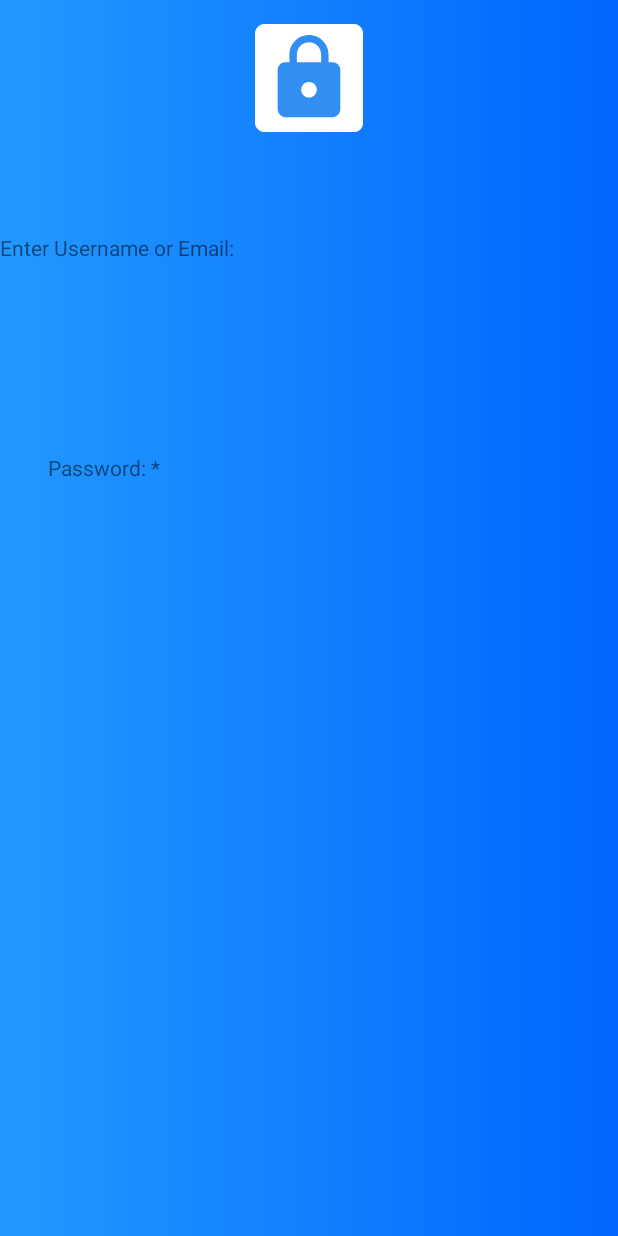
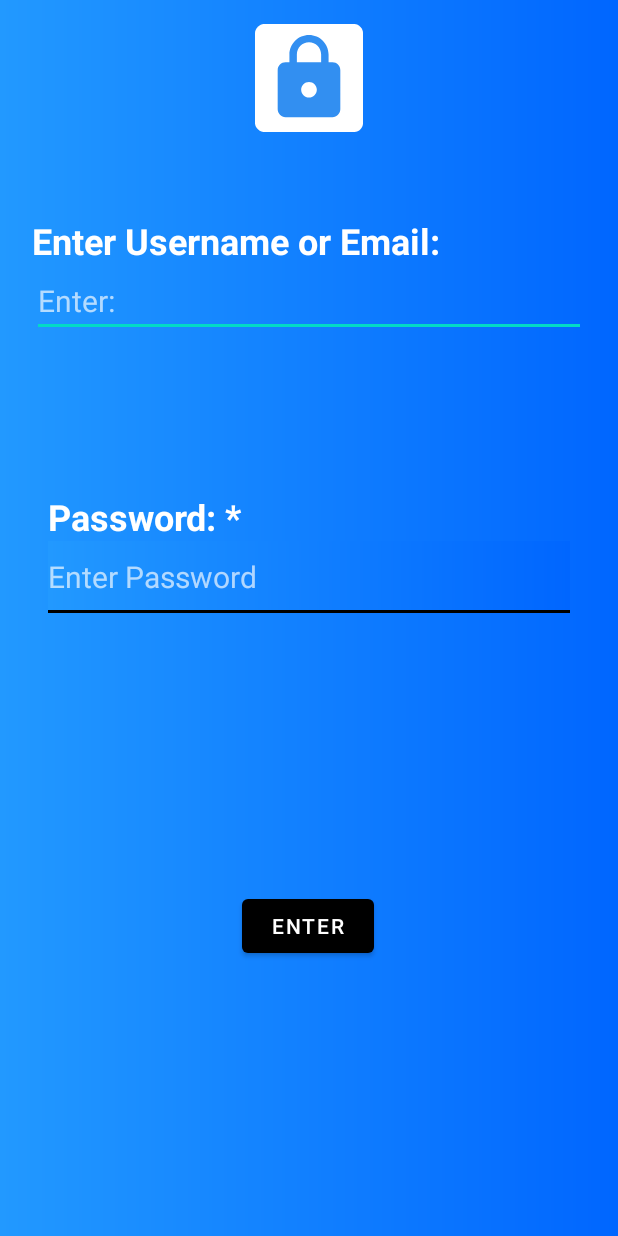
Before and after one commit to CS4750-Group-PasswordManager-App/PasswordManager, an Android app: the layout login_main_activity.xml on its own in the app's theme, with its tools: preview values and no code run, on a phone screen of 412 x 824 dp. Run offline under Robolectric (Android 15) with nearby library versions, the phone set to English and light mode, and no system bars.

Commit message:
Update login_main_activity.xml

```diff
--- a/app/src/main/res/layout/login_main_activity.xml
+++ b/app/src/main/res/layout/login_main_activity.xml
@@ -2,6 +2,7 @@
 <androidx.constraintlayout.widget.ConstraintLayout
     xmlns:app="http://schemas.android.com/apk/res-auto"
     xmlns:android="http://schemas.android.com/apk/res/android"
+    xmlns:tools="http://schemas.android.com/tools"
     android:layout_width="match_parent"
     android:layout_height="match_parent"
     android:background="@drawable/blue_gradient_background">
@@ -16,29 +17,46 @@
         app:layout_constraintStart_toStartOf="parent"
         app:layout_constraintTop_toTopOf="parent" />
 
+
     <LinearLayout
         android:id="@+id/login_username"
-        android:layout_width="match_parent"
-        android:layout_height="wrap_content"
+        android:layout_width="369dp"
+        android:layout_height="152dp"
+        android:layout_marginTop="56dp"
         app:layout_constraintEnd_toEndOf="parent"
         app:layout_constraintStart_toStartOf="parent"
-        app:layout_constraintTop_toBottomOf="@+id/imageView">
+        app:layout_constraintTop_toBottomOf="@+id/imageView"
+        android:orientation="vertical">
 
 
         <TextView
             android:layout_width="match_parent"
             android:layout_height="wrap_content"
-            android:text="@string/login_entry" />
+            android:textAppearance="?attr/textAppearanceHeadline5"
+            android:textColor="@color/white"
+            android:textStyle="bold"
+            android:text="@string/login_entry"
+            app:layout_constraintEnd_toEndOf="parent"
+            app:layout_constraintStart_toStartOf="parent"
+            app:layout_constraintTop_toTopOf="parent"/>
 
         <EditText
-            android:id="@+id/etName"
+            android:id="@+id/userInput"
             android:layout_width="match_parent"
             android:layout_height="wrap_content"
-            android:hint="@string/login_entry_hint" />
+            android:hint="@string/login_entry_hint"
+            android:inputType="textWebEmailAddress|textPersonName|text"
+            android:minHeight="48dp"
+            android:textColor="@color/white"
+            android:textColorHint="@color/hint_text_color"
+            android:textSize="20sp"
+            android:importantForAutofill="no"
+            app:layout_constraintEnd_toEndOf="parent"
+            app:layout_constraintStart_toStartOf="parent"
+            app:layout_constraintTop_toBottomOf="@+id/textView"/>
 
 
     </LinearLayout>
-
 
     <LinearLayout
         android:id="@+id/login_password"
@@ -47,20 +65,18 @@
         android:layout_margin="32dp"
         app:layout_constraintEnd_toEndOf="parent"
         app:layout_constraintStart_toStartOf="parent"
-        app:layout_constraintTop_toBottomOf="@+id/login_username">
+        app:layout_constraintTop_toBottomOf="@+id/login_username"
+        android:orientation="vertical">
 
         <TextView
             android:layout_width="match_parent"
             android:layout_height="wrap_content"
-            android:text="@string/password_decrypted" />
-
-        <com.google.android.material.textfield.TextInputLayout
-            android:id="@+id/etPassword"
-            android:layout_width="match_parent"
-            android:layout_height="wrap_content"
-            android:textColorHint="@color/hint_text_color"
-            app:passwordToggleEnabled="true"
-            app:passwordToggleTint="@color/white">
+            android:text="@string/password_decrypted"
+            android:textAppearance="?attr/textAppearanceHeadline5"
+            android:textColor="@color/white"
+            android:textStyle="bold"
+            app:layout_constraintEnd_toEndOf="parent"
+            app:layout_constraintStart_toStartOf="parent"/>
 
         <EditText
             android:id="@+id/login_password_entry"
@@ -72,8 +88,22 @@
             android:inputType="textPassword"
             android:minHeight="48dp"
             android:textColor="@color/white"
-                android:textSize="20sp" />
+            android:textColorHint="@color/hint_text_color"
+            android:textSize="20sp"
+            app:layout_constraintEnd_toEndOf="parent"
+            app:layout_constraintStart_toStartOf="parent" />
 
-        </com.google.android.material.textfield.TextInputLayout>
     </LinearLayout>
+
+    <Button
+        android:id="@+id/enter_button"
+        android:layout_width="wrap_content"
+        android:layout_height="wrap_content"
+        android:text="Enter"
+        app:layout_constraintBottom_toBottomOf="parent"
+        app:layout_constraintEnd_toEndOf="parent"
+        app:layout_constraintHorizontal_bias="0.498"
+        app:layout_constraintStart_toStartOf="parent"
+        app:layout_constraintTop_toBottomOf="@+id/login_password"
+        app:layout_constraintVertical_bias="0.503" />
 </androidx.constraintlayout.widget.ConstraintLayout>
```
Lines whose indentation alone changed are shown as unchanged.
